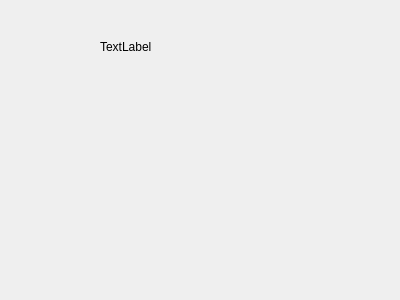
Before: the Qt Designer form src/applications/mne_scan/plugins/signalgen/signalgensetupwidget.ui in mne-tools/mne-cpp, drawn with Qt 5.
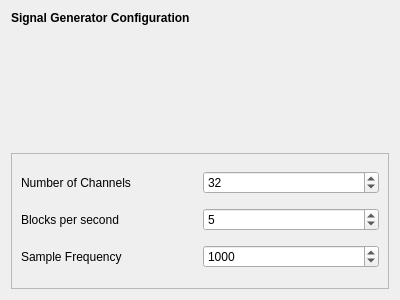
After: the same form once the commit is applied.

Diff of the .ui file:
```diff
--- a/src/applications/mne_scan/plugins/signalgen/signalgensetupwidget.ui
+++ b/src/applications/mne_scan/plugins/signalgen/signalgensetupwidget.ui
@@ -13,19 +13,96 @@
   <property name="windowTitle">
    <string>Form</string>
   </property>
-  <widget class="QLabel" name="label">
-   <property name="geometry">
-    <rect>
-     <x>100</x>
-     <y>40</y>
-     <width>52</width>
-     <height>14</height>
-    </rect>
-   </property>
-   <property name="text">
-    <string>TextLabel</string>
-   </property>
-  </widget>
+  <layout class="QVBoxLayout" name="verticalLayout">
+   <item>
+    <widget class="QLabel" name="m_qLabel_Headline">
+     <property name="font">
+      <font>
+       <weight>75</weight>
+       <bold>true</bold>
+      </font>
+     </property>
+     <property name="text">
+      <string>Signal Generator Configuration</string>
+     </property>
+     <property name="alignment">
+      <set>Qt::AlignLeading|Qt::AlignLeft|Qt::AlignTop</set>
+     </property>
+    </widget>
+   </item>
+   <item>
+    <widget class="QFrame" name="frame">
+     <property name="frameShape">
+      <enum>QFrame::StyledPanel</enum>
+     </property>
+     <property name="frameShadow">
+      <enum>QFrame::Raised</enum>
+     </property>
+     <layout class="QGridLayout" name="gridLayout">
+      <item row="1" column="0">
+       <widget class="QLabel" name="label_2">
+        <property name="text">
+         <string>Blocks per second</string>
+        </property>
+       </widget>
+      </item>
+      <item row="0" column="1">
+       <widget class="QSpinBox" name="nchannels_spinBox">
+        <property name="minimum">
+         <number>1</number>
+        </property>
+        <property name="maximum">
+         <number>999</number>
+        </property>
+        <property name="value">
+         <number>32</number>
+        </property>
+       </widget>
+      </item>
+      <item row="2" column="1">
+       <widget class="QSpinBox" name="samplefreq_spinBox">
+        <property name="minimum">
+         <number>1</number>
+        </property>
+        <property name="maximum">
+         <number>9999</number>
+        </property>
+        <property name="value">
+         <number>1000</number>
+        </property>
+       </widget>
+      </item>
+      <item row="1" column="1">
+       <widget class="QSpinBox" name="blockpersecond_spinBox">
+        <property name="minimum">
+         <number>1</number>
+        </property>
+        <property name="maximum">
+         <number>100</number>
+        </property>
+        <property name="value">
+         <number>5</number>
+        </property>
+       </widget>
+      </item>
+      <item row="0" column="0">
+       <widget class="QLabel" name="label">
+        <property name="text">
+         <string>Number of Channels</string>
+        </property>
+       </widget>
+      </item>
+      <item row="2" column="0">
+       <widget class="QLabel" name="label_3">
+        <property name="text">
+         <string>Sample Frequency</string>
+        </property>
+       </widget>
+      </item>
+     </layout>
+    </widget>
+   </item>
+  </layout>
  </widget>
  <resources/>
  <connections/>
```
